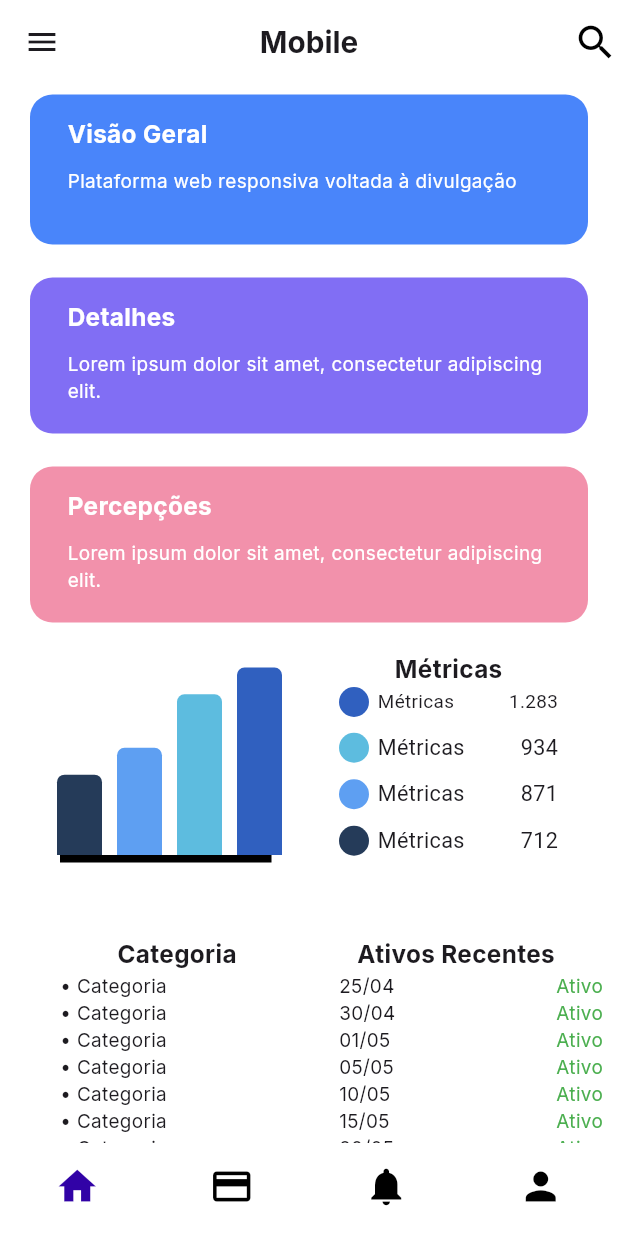
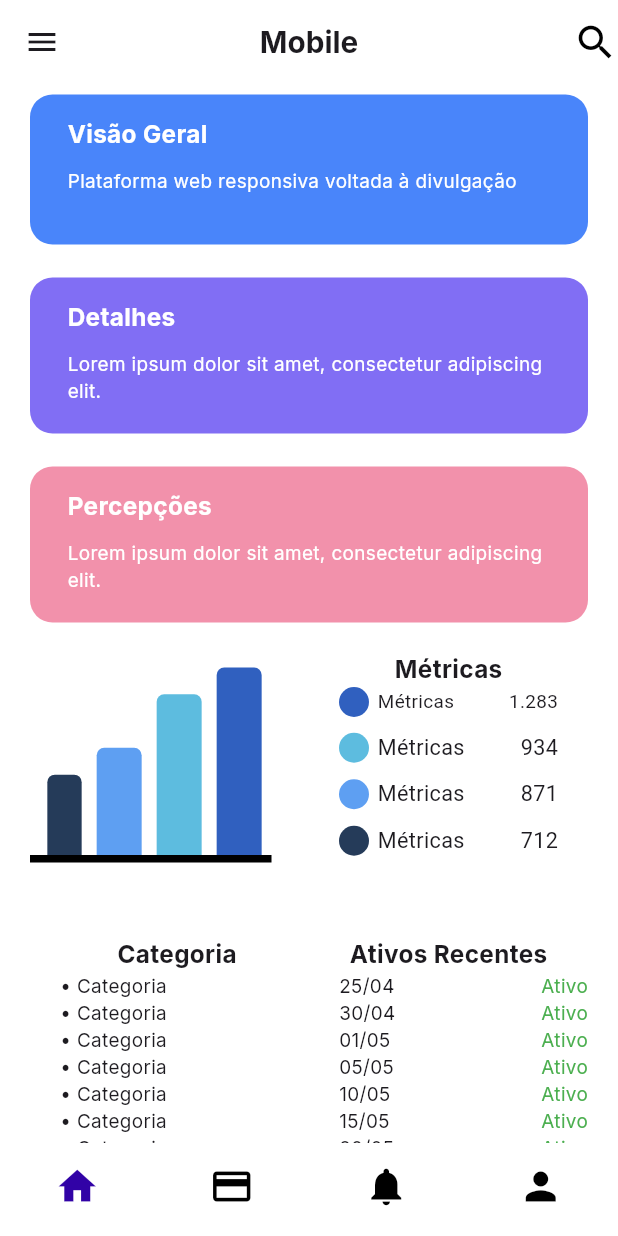
Before and after one commit to LuisGFurlan/Estat-sticas, a Flutter app: the screen it shows after launch, on a phone screen of 412 x 824 dp. Run offline on Flutter 3.47's test engine with Material 3 defaults, Android fonts, the phone set to English and light mode, and no system bars; drawn by our look-alikes of fl_chart; our stand-ins replace flutter_screenutil; missing offline and left inert: unique_simple_bar_chart.

Commit message:
fix : overflow | card Ativos

```diff
--- a/lib/screens/home_page.dart
+++ b/lib/screens/home_page.dart
@@ -85,7 +85,7 @@ class _HomePageState extends State<HomePage> {
                     child: CategoriasCustom(),
                   )),
                   Expanded(child: Padding(
-                    padding: const EdgeInsets.all(10.0),
+                    padding: const EdgeInsets.symmetric(horizontal: 20.0),
                     child: AtivosCustom(),
                   )),
                 ],
--- a/lib/widgets/ativos_custom.dart
+++ b/lib/widgets/ativos_custom.dart
@@ -14,9 +14,7 @@ class _AtivosCustomState extends State<AtivosCustom> {
       padding: const EdgeInsets.only(top: 30),
       child: Column(
         children: [
-          Padding(
-            padding: const EdgeInsets.only(left: 10),
-            child: Align(
+          Align(
             alignment: Alignment.centerLeft,
             child: Container(
               height: 200,
@@ -107,7 +105,6 @@ class _AtivosCustomState extends State<AtivosCustom> {
               ),
             ),
           ),
-          ),
         ],
       ),
     );
--- a/lib/widgets/charts_custom.dart
+++ b/lib/widgets/charts_custom.dart
@@ -12,9 +12,7 @@ class ChartCustom extends StatefulWidget {
 class _ChartCustomState extends State<ChartCustom> {
   @override
   Widget build(BuildContext context) {
-    return Padding(
-      padding: const EdgeInsets.only(left: 20),
-      child: Container(
+    return Container(
       width: 0.3.sw,
       child: Column(
         children: [
@@ -36,7 +34,7 @@ class _ChartCustomState extends State<ChartCustom> {
                     barRods: [
                       BarChartRodData(
                         toY: 3,
-                          width: 30,
+                        width: 20.w,
                         borderRadius: BorderRadius.only(
                           topLeft: Radius.circular(5),
                           topRight: Radius.circular(5),
@@ -97,7 +95,6 @@ class _ChartCustomState extends State<ChartCustom> {
           ),
         ],
       ),
-      ),
     );
   }
 }
```
Lines whose indentation alone changed are shown as unchanged.
